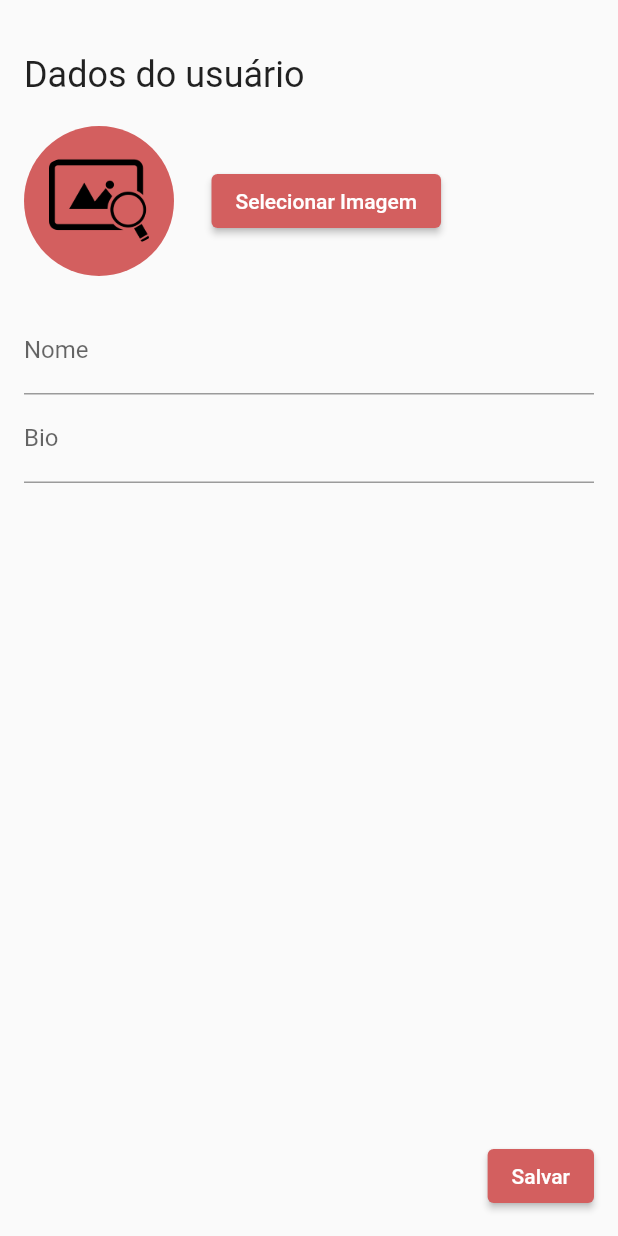
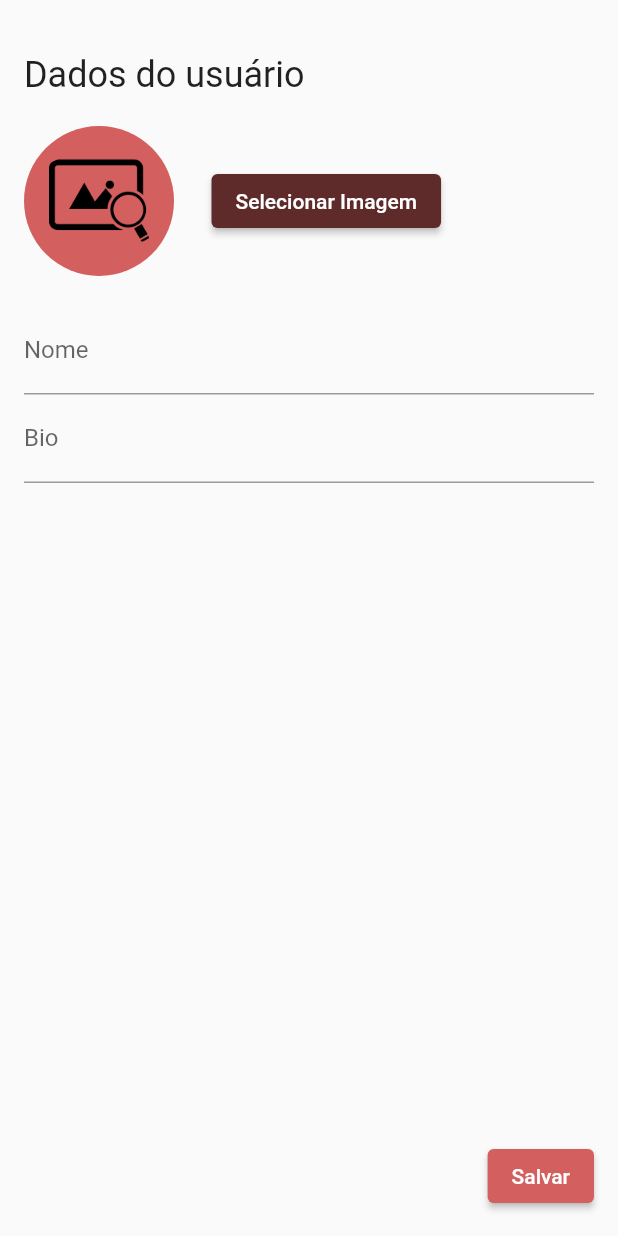
Before and after one commit to emanuelvasconnobre/romantic-app, a Flutter app: the EditProfileScreen widget shown alone on an empty page, opened directly with empty values, on a phone screen of 412 x 824 dp. Run offline on Flutter 3.47's test engine with Material 2 defaults, Android fonts, the phone set to English and light mode, and no system bars; our stand-ins replace cloud_firestore, firebase_auth, firebase_core, firebase_storage, flutter_bloc, fluttertoast and 1 more; accounts and stored records are empty; generated files the repository leaves out were written again.

Commit message:
refac: changing the colors of some buttons

```diff
--- a/lib/screens/edit_profile_screen.dart
+++ b/lib/screens/edit_profile_screen.dart
@@ -108,7 +108,7 @@ class _EditProfileScreenState extends State<EditProfileScreen> {
                 ElevatedButton(
                   onPressed: getImage,
                   style: ElevatedButton.styleFrom(
-                    backgroundColor: AppColor.primaryBgColor,
+                    backgroundColor: AppColor.tertiaryBgColor,
                   ),
                   child: const Text('Selecionar Imagem'),
                 ),
--- a/lib/screens/profile_screen.dart
+++ b/lib/screens/profile_screen.dart
@@ -90,7 +90,7 @@ class _ProfileScreenState extends State<ProfileScreen> {
                 ElevatedButton(
                   onPressed: profileEditOnPressHandler,
                   style: ElevatedButton.styleFrom(
-                    backgroundColor: AppColor.primaryBgColor,
+                    backgroundColor: AppColor.tertiaryBgColor,
                   ),
                   child: const Text('Dados de Perfil'),
                 ),
--- a/lib/utils/app_color.dart
+++ b/lib/utils/app_color.dart
@@ -4,4 +4,5 @@ class AppColor {
   static const Color primaryBgColor = Color(0xFFD35F5F);
   static const Color secondaryBgColor = Color(0xFF873D42);
   static const Color primaryFnColor = Color(0xFFD35F5F);
+  static const Color tertiaryBgColor = Color(0xFF5E2A2A);
 }
```
